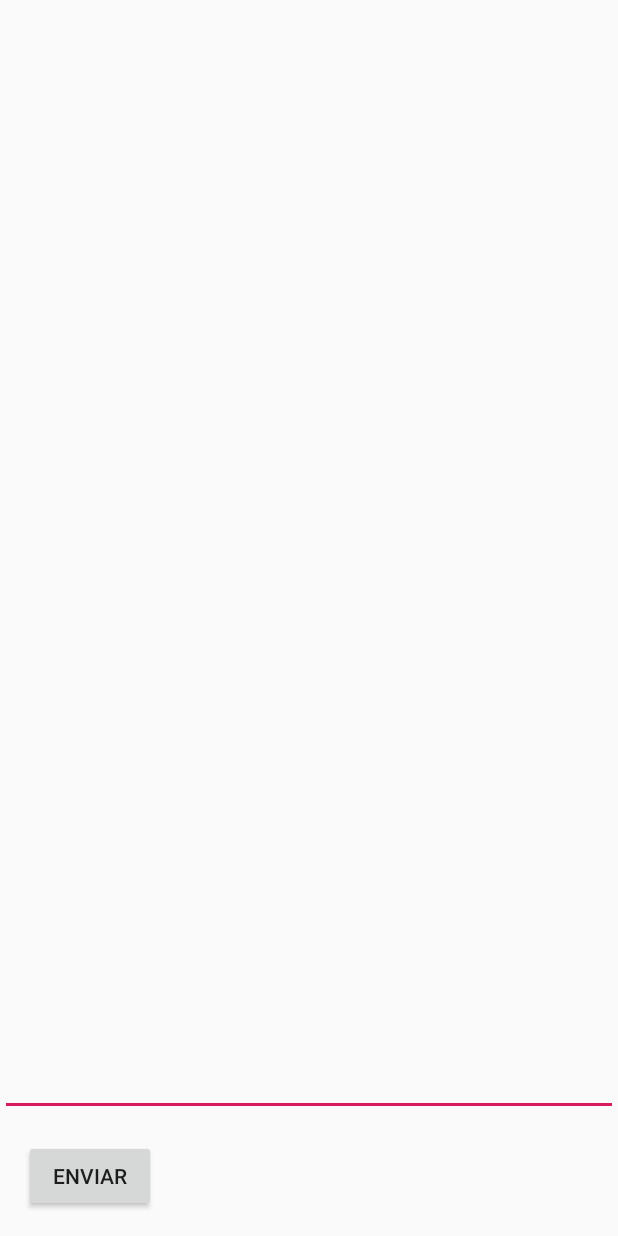
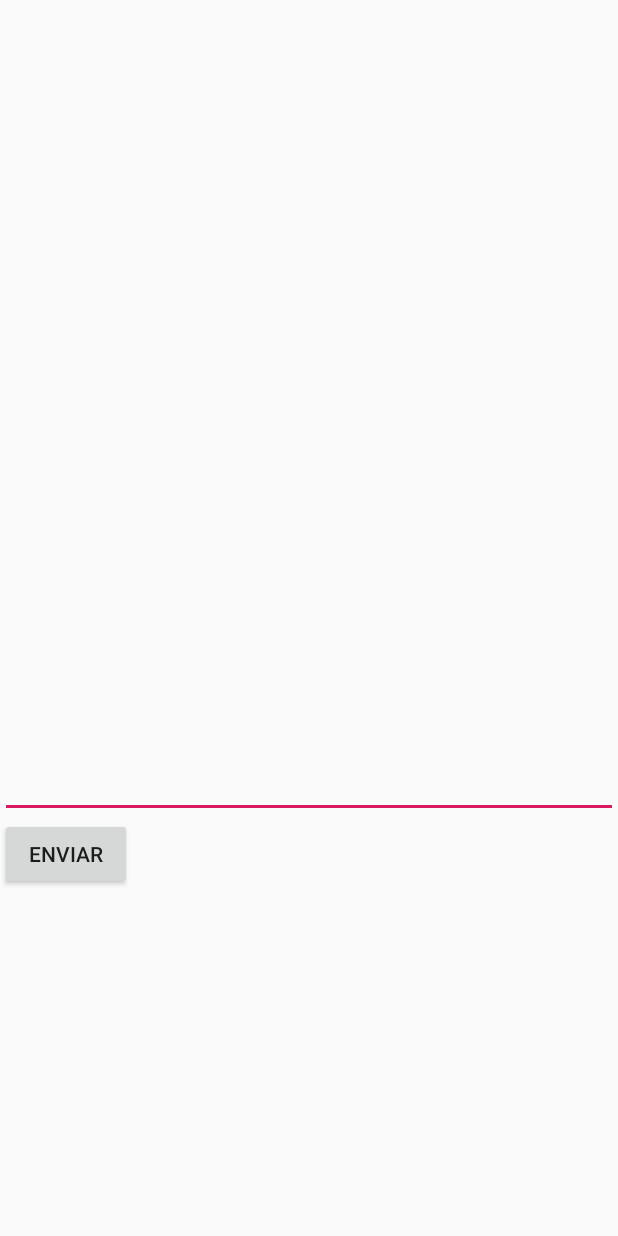
Before and after one commit to JefiPNZ/DiaDraw, an Android app: the ChatActivity screen opened directly, with no data from a screen before it, on a phone screen of 412 x 824 dp. Run offline under Robolectric (Android 15) with nearby library versions, the phone set to English and light mode, and no system bars; libraries missing offline, so code that uses them is left out: io.socket.client; 2 statements that could not run were skipped.

Commit message:
Ajuste no chat, alteração no modo de desenho

```diff
--- a/app/src/main/java/br/udesc/ceavi/chatexemplo2/ChatActivity.java
+++ b/app/src/main/java/br/udesc/ceavi/chatexemplo2/ChatActivity.java
@@ -5,17 +5,22 @@ import android.text.TextUtils;
 import android.view.View;
 import android.widget.Button;
 import android.widget.EditText;
+import android.widget.ListView;
 import android.widget.TextView;
 
 import androidx.annotation.Nullable;
 import androidx.appcompat.app.AppCompatActivity;
 
 import br.udesc.ceavi.chatexemplo2.br.udesc.ceavi.eventos.EventoMensagem;
+import br.udesc.ceavi.chatexemplo2.br.udesc.ceavi.model.ModelAdapterMensagem;
+import br.udesc.ceavi.chatexemplo2.br.udesc.ceavi.model.ModelMensagem;
 import io.socket.client.Socket;
 
 public class ChatActivity extends AppCompatActivity {
 
-    private TextView tvAreaTexto;
+    private ModelAdapterMensagem oAdapterMensagem;
+    private ListView ltView;
+
     private EditText input;
     private Button   btnEnviar;
 
@@ -26,12 +31,17 @@ public class ChatActivity extends AppCompatActivity {
         super.onCreate(savedInstanceState);
         setContentView(R.layout.chat);
 
-        tvAreaTexto = findViewById(R.id.tvAreaTexto);
+
+        oAdapterMensagem = new ModelAdapterMensagem(this);
+
+        ltView = findViewById(R.id.ltView);
+
         input       = findViewById(R.id.input);
         btnEnviar   = findViewById(R.id.btnEnviar);
 
         oCon = Conexao.getInstance();
 
+        ltView.setAdapter(oAdapterMensagem);
         Socket socket = oCon.getSocket();
         socket.on(Conexao.MENSAGEM, new EventoMensagem(this));
 
@@ -54,6 +64,7 @@ public class ChatActivity extends AppCompatActivity {
             return;
         }
 
+        anexarMensagem("this", sMsg);
         input.setText("");
         oCon.enviarMensagem(sMsg);
     }
@@ -62,7 +73,10 @@ public class ChatActivity extends AppCompatActivity {
         this.runOnUiThread(new Runnable() {
             @Override
             public void run() {
-                tvAreaTexto.append("\n" + sNome + ": " + sMsg + "\n");
+                ModelMensagem m = new ModelMensagem(sNome, sMsg);
+                oAdapterMensagem.addMensagem(m);
+                oAdapterMensagem.notifyDataSetChanged();
+                ltView.setSelection(ltView.getCount() - 1);
             }
         });
     }
--- a/app/src/main/java/br/udesc/ceavi/chatexemplo2/br/udesc/ceavi/model/ModelAdapterMensagem.java
+++ b/app/src/main/java/br/udesc/ceavi/chatexemplo2/br/udesc/ceavi/model/ModelAdapterMensagem.java
@@ -1,4 +1,67 @@
 package br.udesc.ceavi.chatexemplo2.br.udesc.ceavi.model;
 
-public class ModelAdapterMensagem {
+import android.content.Context;
+import android.graphics.Color;
+import android.view.LayoutInflater;
+import android.view.View;
+import android.view.ViewGroup;
+import android.widget.BaseAdapter;
+import android.widget.ImageView;
+import android.widget.LinearLayout;
+import android.widget.TextView;
+
+import org.w3c.dom.Text;
+
+import java.util.ArrayList;
+import java.util.List;
+
+import br.udesc.ceavi.chatexemplo2.R;
+
+public class ModelAdapterMensagem extends BaseAdapter {
+
+    private Context oContexto;
+    private final List<ModelMensagem> mensagens;
+
+    public ModelAdapterMensagem(Context contexto) {
+        this.oContexto = contexto;
+        this.mensagens = new ArrayList<>();
+    }
+
+    public void addMensagem(ModelMensagem mensagem) {
+        mensagens.add(mensagem);
+    }
+
+    @Override
+    public int getCount() {
+        return mensagens.size();
+    }
+
+    @Override
+    public Object getItem(int iPosition) {
+        return mensagens.get(iPosition);
+    }
+
+    @Override
+    public long getItemId(int iPosition) {
+        return iPosition;
+    }
+
+    @Override
+    public View getView(int iPosition, View convertView, ViewGroup parent) {
+        LayoutInflater  lInflater   = LayoutInflater.from(oContexto);
+        View            vView       = lInflater.inflate(R.layout.adapter_mensagem, parent, false);
+        ModelMensagem   oMensagem   = mensagens.get(iPosition);
+        TextView        tvRemetente = vView.findViewById(R.id.tvRemetente);
+        TextView        tvMsg       = vView.findViewById(R.id.tvMensagem);
+//        ImageView       oImg        = vView.findViewById(R.id.imgRemetente);
+        LinearLayout    lLayout     = vView.findViewById(R.id.ltLay);
+
+        if(iPosition%2 == 0) {
+            lLayout.setBackgroundColor(Color.parseColor("#CCCCCC"));
+        }
+
+        tvRemetente.setText(oMensagem.getRemetente());
+        tvMsg.setText(oMensagem.getMensagem());
+        return vView;
+    }
 }
--- a/app/src/main/res/layout/chat.xml
+++ b/app/src/main/res/layout/chat.xml
@@ -1,35 +1,27 @@
 <?xml version="1.0" encoding="utf-8"?>
-<androidx.constraintlayout.widget.ConstraintLayout xmlns:android="http://schemas.android.com/apk/res/android"
-    xmlns:app="http://schemas.android.com/apk/res-auto"
-    xmlns:tools="http://schemas.android.com/tools"
+<LinearLayout xmlns:android="http://schemas.android.com/apk/res/android"
+    android:id="@+id/ltLay"
     android:layout_width="match_parent"
     android:layout_height="match_parent"
     android:orientation="vertical">
 
-    <TextView
-        android:id="@+id/tvAreaTexto"
-        android:layout_width="408dp"
-        android:layout_height="604dp"
-        app:layout_constraintStart_toStartOf="parent"
-        app:layout_constraintTop_toTopOf="parent" />
+    <ListView
+        android:id="@+id/ltView"
+        android:layout_width="match_parent"
+        android:layout_height="500dp">
+
+    </ListView>
 
     <EditText
         android:id="@+id/input"
         android:layout_width="match_parent"
         android:layout_height="wrap_content"
-        android:layout_marginBottom="80dp"
         android:ems="10"
-        android:inputType="textPersonName"
-        app:layout_constraintBottom_toBottomOf="parent"
-        app:layout_constraintStart_toStartOf="parent" />
+        android:inputType="textPersonName" />
 
     <Button
         android:id="@+id/btnEnviar"
         android:layout_width="wrap_content"
         android:layout_height="wrap_content"
-        android:layout_marginStart="16dp"
-        android:layout_marginBottom="16dp"
-        android:text="Enviar"
-        app:layout_constraintBottom_toBottomOf="parent"
-        app:layout_constraintStart_toStartOf="parent" />
-</androidx.constraintlayout.widget.ConstraintLayout>
+        android:text="Enviar" />
+</LinearLayout>
```
Also changed, not shown: app/src/main/java/br/udesc/ceavi/chatexemplo2/Canvas.java (+32 -47 lines), app/src/main/java/br/udesc/ceavi/chatexemplo2/Conexao.java (+55 -28 lines), app/src/main/java/br/udesc/ceavi/chatexemplo2/MainActivity.java (+42 -20 lines), app/src/main/java/br/udesc/ceavi/chatexemplo2/br/udesc/ceavi/eventos/EventoApagar.java (added, +35 -0 lines), app/src/main/java/br/udesc/ceavi/chatexemplo2/br/udesc/ceavi/eventos/EventoPintura.java (+17 -12 lines), app/src/main/java/br/udesc/ceavi/chatexemplo2/br/udesc/ceavi/eventos/EventoPontoDestino.java (added, +36 -0 lines), app/src/main/java/br/udesc/ceavi/chatexemplo2/br/udesc/ceavi/eventos/EventoPontoOrigem.java (added, +36 -0 lines), app/src/main/java/br/udesc/ceavi/chatexemplo2/br/udesc/ceavi/model/ModelMensagem.java (added, +28 -0 lines), app/src/main/java/br/udesc/ceavi/chatexemplo2/br/udesc/ceavi/model/ModelUsuario.java (+17 -6 lines), app/src/main/res/drawable/ic_person_black_24dp.xml (added, +9 -0 lines), app/src/main/res/drawable/ic_send_black_24dp.xml (added, +9 -0 lines), app/src/main/res/layout/adapter_mensagem.xml (added, +37 -0 lines).
